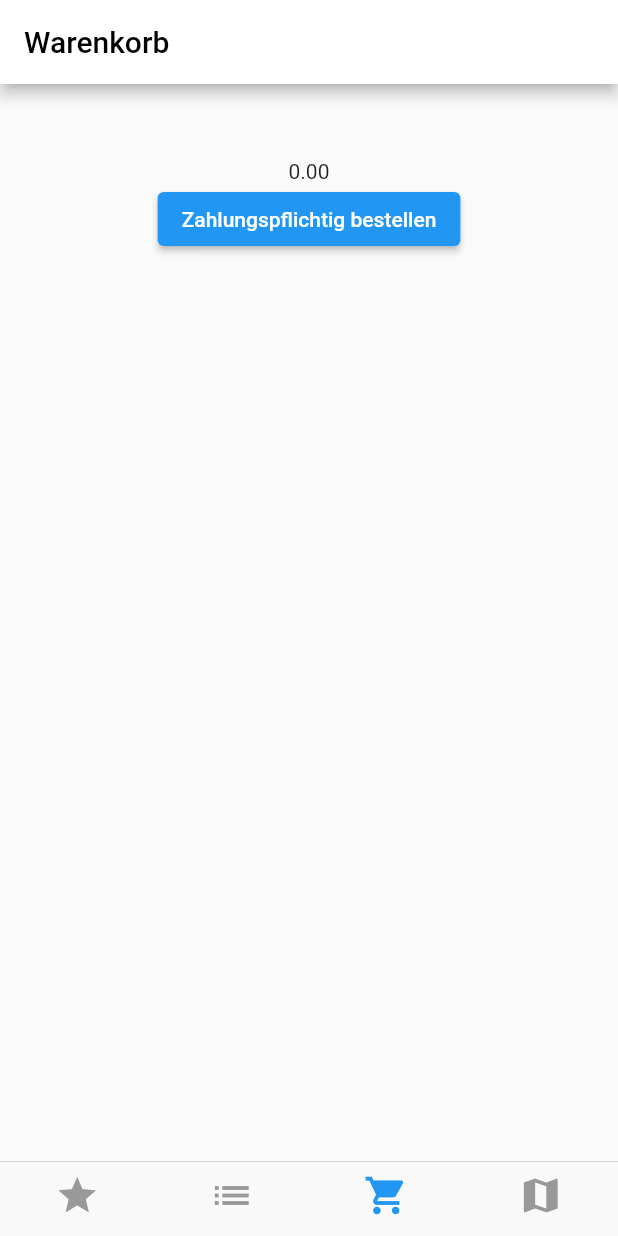
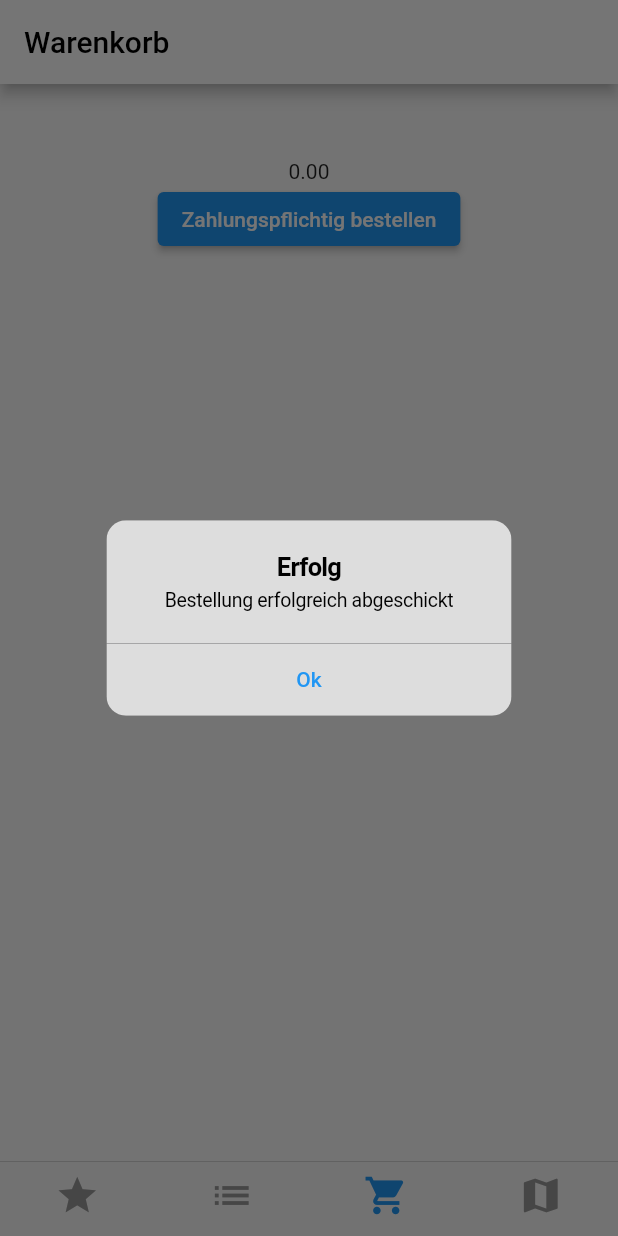
Before and after one commit to LoomisM4/mt-shop-wb, a Flutter app: the screen it shows after launch, item 3 of the bottom bar chosen, after a tap on "Zahlungspflichtig bestellen", on a phone screen of 412 x 824 dp. Run offline on Flutter 3.47's test engine with Material 2 defaults, Android fonts, the phone set to English and light mode, and no system bars; our stand-ins replace flutter_map, latlong2, location, shared_preferences; network calls fail.

```diff
--- a/lib/views/Cart.dart
+++ b/lib/views/Cart.dart
@@ -1,4 +1,5 @@
 import 'package:app/objects/CartObj.dart';
+import 'package:flutter/cupertino.dart';
 import 'package:flutter/material.dart';
 
 class Cart extends StatefulWidget {
@@ -66,6 +67,23 @@ class _CartState extends State<Cart> {
             ElevatedButton(
               onPressed: () {
                 cart.articles.clear();
+                showDialog(
+                  context: context,
+                  builder: (context) {
+                    return CupertinoAlertDialog(
+                      title: Text("Erfolg"),
+                      content: Text("Bestellung erfolgreich abgeschickt"),
+                      actions: [
+                        TextButton(
+                            child: const Text("Ok"),
+                            onPressed: () {
+                              Navigator.of(context).pop();
+                            }
+                          )
+                      ],
+                    );
+                  }
+                );
                 setState(() {
                   cart = CartObj();
                 });
```
